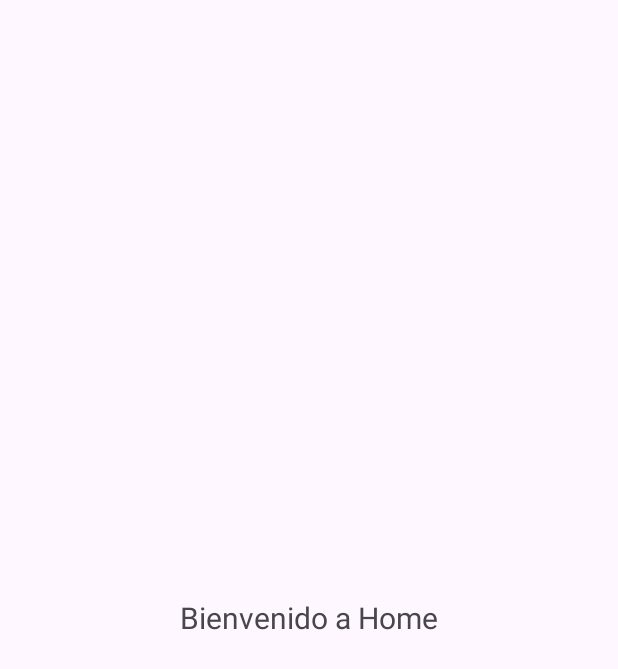
After one commit to OrganizacionProyecto/Aymara-App, an Android app: the layout fragment_home.xml on its own in the app's theme, with its tools: preview values and no code run, on a phone screen of 412 x 824 dp. The commit adds this screen. Shown: the top 669 px of the screen. Run offline under Robolectric (Android 15) with nearby library versions, the phone set to English and light mode, and no system bars.

Commit message:
Funcionalidad de navbar y proceso de construccion de home.

```diff
--- /dev/null
+++ b/app/src/main/res/layout/dialog_favorite_products.xml
@@ -0,0 +1,6 @@
+<?xml version="1.0" encoding="utf-8"?>
+<androidx.constraintlayout.widget.ConstraintLayout xmlns:android="http://schemas.android.com/apk/res/android"
+    android:layout_width="match_parent"
+    android:layout_height="match_parent">
+
+</androidx.constraintlayout.widget.ConstraintLayout>
--- /dev/null
+++ b/app/src/main/res/layout/fragment_home.xml
@@ -0,0 +1,16 @@
+<?xml version="1.0" encoding="utf-8"?>
+<FrameLayout xmlns:android="http://schemas.android.com/apk/res/android"
+    android:layout_width="match_parent"
+    android:layout_height="match_parent"
+    android:padding="16dp">
+
+    <!-- Aquí puedes agregar los componentes de la interfaz para el fragmento Home -->
+    <TextView
+        android:id="@+id/text_home"
+        android:layout_width="wrap_content"
+        android:layout_height="wrap_content"
+        android:text="Bienvenido a Home"
+        android:textSize="20sp"
+        android:layout_gravity="center" />
+
+</FrameLayout>
--- a/app/src/main/res/layout/fragment_primer.xml
+++ b/app/src/main/res/layout/fragment_primer.xml
@@ -68,6 +68,5 @@
         app:layout_constraintTop_toBottomOf="@+id/search_bar" />
 
 
-    <!-- Barra de navegación inferior -->
 
 </androidx.constraintlayout.widget.ConstraintLayout>
--- a/app/src/main/res/layout/item_producto.xml
+++ b/app/src/main/res/layout/item_producto.xml
@@ -5,8 +5,6 @@
     android:layout_width="match_parent"
     android:layout_height="wrap_content"
     android:padding="20dp">
-
-    <!-- Imagen del producto -->
 
     <!-- Nombre del producto -->
     <ImageView
@@ -28,7 +26,7 @@
         android:id="@+id/product_name"
         android:layout_width="0dp"
         android:layout_height="wrap_content"
-        android:text="@string/producto_coco"
+        android:text="@string/producto1"
         android:textColor="@color/black"
         android:textSize="20sp"
         app:layout_constraintBottom_toTopOf="@+id/product_description"
--- a/gradle.properties
+++ b/gradle.properties
@@ -18,4 +18,5 @@ android.useAndroidX=true
 # Enables namespacing of each library's R class so that its R class includes only the
 # resources declared in the library itself and none from the library's dependencies,
 # thereby reducing the size of the R class for that library
-android.nonTransitiveRClass=true
+android.nonTransitiveRClass=false
+android.nonFinalResIds=false
```
Also changed, not shown: app/src/main/java/com/example/aymara_app/HomeFragment.java (added, +21 -0 lines), app/src/main/java/com/example/aymara_app/MainActivity.java (+50 -8 lines), 1 other file.
